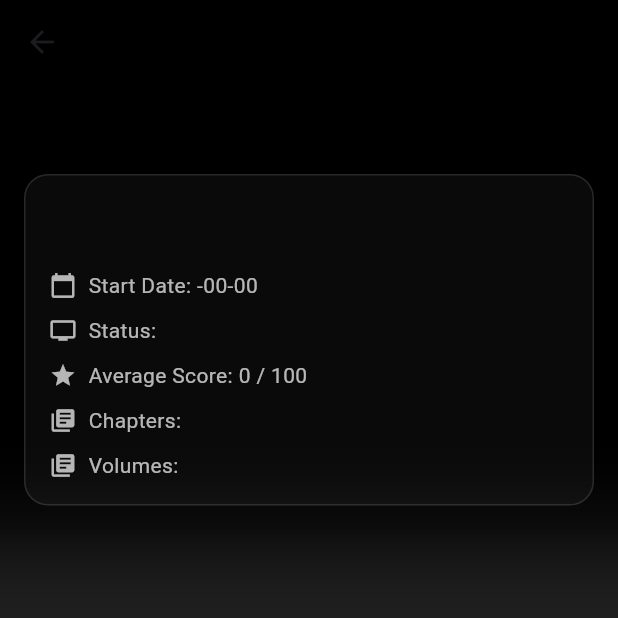
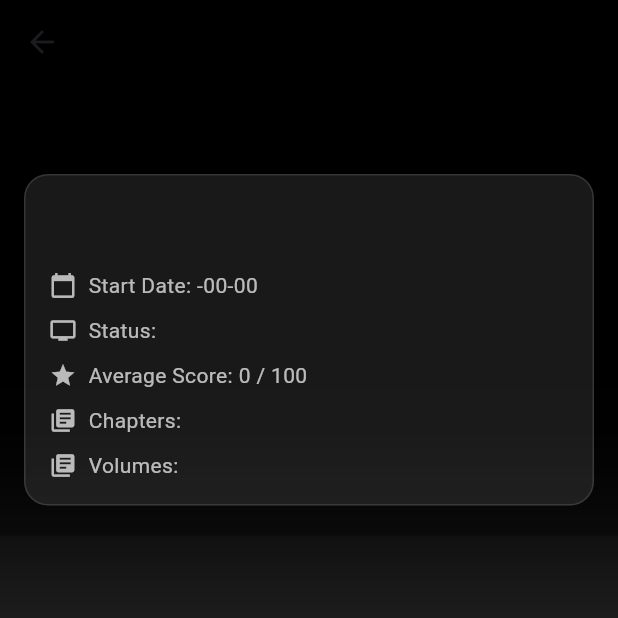
Before and after one commit to MohaFadl/KisuQ, a Flutter app: the KitsuQAnimeDetails screen opened directly with empty values, on a phone screen of 412 x 824 dp, the top half of it. Run offline on Flutter 3.47's test engine with Material 3 defaults, Android fonts, the light colour scheme and no system bars; our stand-ins replace another_flutter_splash_screen, graphql_flutter; missing offline and left inert: flutter_flip_card.

Commit message:
Fixed blurry recommendation (Made it better)

```diff
--- a/lib/AnimeInfoPage/KitsuQAnimeDetails.dart
+++ b/lib/AnimeInfoPage/KitsuQAnimeDetails.dart
@@ -32,13 +32,26 @@ class KitsuQAnimeDetails extends StatelessWidget {
     return Scaffold(
       backgroundColor: const Color(0xff202020),
       extendBodyBehindAppBar: true,
-      appBar: AppBar(
-        backgroundColor: Colors.transparent,
-        elevation: 0,
-        centerTitle: true,
-        title: Text(
-          title,
-          style: const TextStyle(color: Colors.white, fontSize: 22, fontWeight: FontWeight.w600),
+      appBar: PreferredSize(
+        preferredSize: Size.fromHeight(kToolbarHeight),
+        child: ClipRRect(
+          child: BackdropFilter(
+            filter: ImageFilter.blur(sigmaX: 10, sigmaY: 10),
+            child: AppBar(
+              backgroundColor: Colors.black.withAlpha(10),
+              elevation: 0,
+              centerTitle: true,
+              title: Text(
+                title,
+                style: TextStyle(
+                  fontWeight: FontWeight.bold,
+                  fontSize: 20,
+                  color: Colors.white,
+                  letterSpacing: 1.2,
+                ),
+              ),
+            ),
+          ),
         ),
       ),
       body: Stack(
@@ -53,8 +66,8 @@ class KitsuQAnimeDetails extends StatelessWidget {
           ),
           Positioned.fill(
             child: BackdropFilter(
-              filter: ImageFilter.blur(sigmaX: 30, sigmaY: 30),
-              child: Container(color: Colors.black.withAlpha(15)),
+              filter: ImageFilter.blur(sigmaX: 50, sigmaY: 50),
+              child: Container(color: Colors.black.withAlpha(85)),
             ),
           ),
           SingleChildScrollView(
@@ -81,7 +94,7 @@ class KitsuQAnimeDetails extends StatelessWidget {
                   child: Container(
                     padding: const EdgeInsets.all(16),
                     decoration: BoxDecoration(
-                      color: Colors.white.withAlpha(10),
+                      color: Colors.white.withAlpha(25),
                       borderRadius: BorderRadius.circular(16),
                       border: Border.all(color: Colors.white12),
                     ),
@@ -222,7 +235,7 @@ class KitsuQAnimeDetails extends StatelessWidget {
               },
               child: Container(
                 decoration: BoxDecoration(
-                  color: Colors.white.withAlpha(20),
+                  color: Colors.white.withAlpha(30),
                   borderRadius: BorderRadius.circular(14),
                 ),
                 padding: const EdgeInsets.all(8),
@@ -252,10 +265,11 @@ class KitsuQAnimeDetails extends StatelessWidget {
                     const SizedBox(height: 4),
                     Row(
                       children: [
+                        if(media['averageScore'] != null)
                         const Icon(Icons.star, size: 12, color: Colors.amber),
                         const SizedBox(width: 4),
                         Text(
-                          "${media['averageScore'] ?? 'N/A'}",
+                          "${media['averageScore'] ?? ''}",
                           style: const TextStyle(color: Colors.white70, fontSize: 11),
                         ),
                       ],
@@ -280,7 +294,7 @@ class KitsuQAnimeDetails extends StatelessWidget {
                             );
                           }).toList();
                         } else {
-                          return [Text("No genres available")];
+                          return [Text("")];
                         }
                       }(),
                     ),
```
